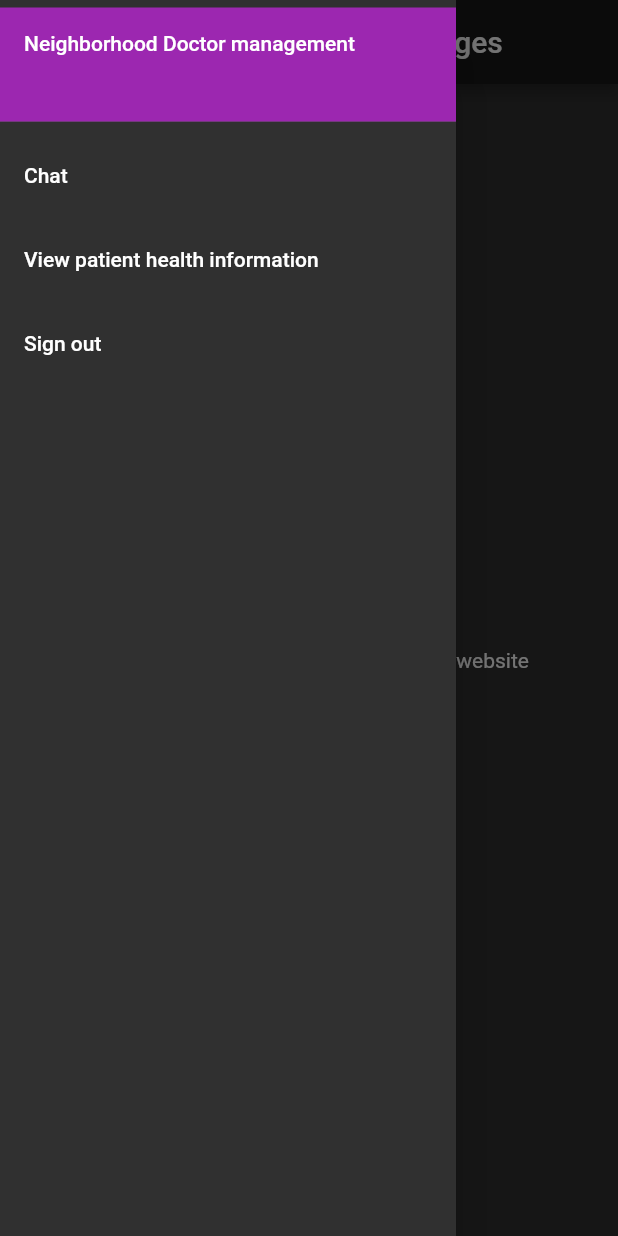
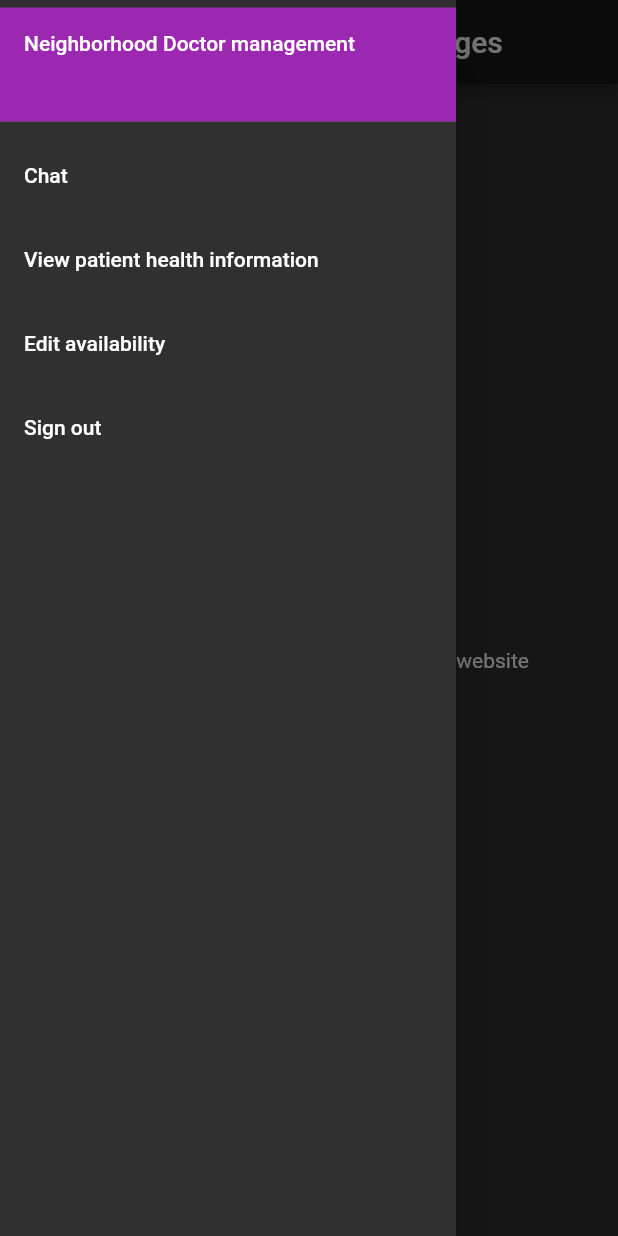
Before and after one commit to Alexander-RMIT/COSC2299_Group8_Major_Assessment, a Flutter app: the NavigationBarDoc screen opened directly, with the side drawer open, on a phone screen of 412 x 824 dp. Run offline on Flutter 3.47's test engine with Material 2 defaults, Android fonts, the phone set to English and light mode, and no system bars; our stand-ins replace email_validator.

Commit message:
Update navigationBarDoc.dart

```diff
--- a/FrontEnd/neighborhood_doctor/lib/pages/doctor/navigationBarDoc.dart
+++ b/FrontEnd/neighborhood_doctor/lib/pages/doctor/navigationBarDoc.dart
@@ -51,6 +51,14 @@ class NavBarStateDac extends State<NavigationBarDoc> {
               },
             ),
             ListTile(
+              title: Text('Edit availability'),
+              onTap: () {
+                Navigator.push(context,
+                    MaterialPageRoute(
+                        builder: (context) => DoctorAvailability(title: 'Edit availability')));
+              },
+            ),
+            ListTile(
                 title: Text('Sign out'),
                 onTap: () {
                   // Navigator.push(context,
```
